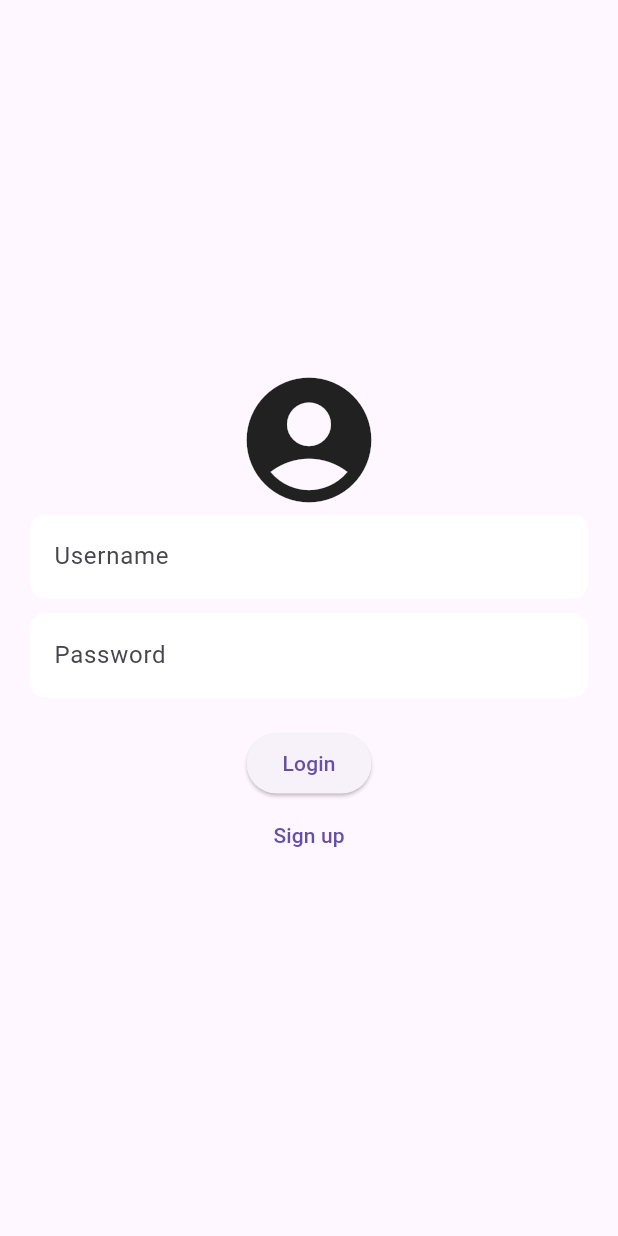
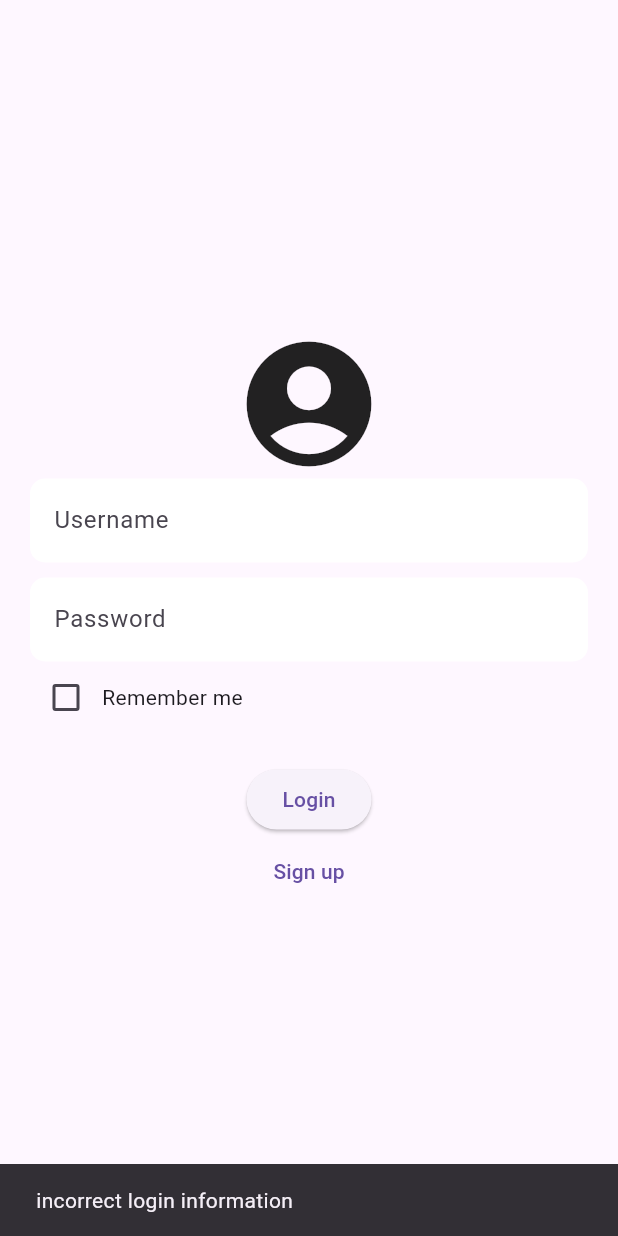
Before and after one commit to Zade19/gradd, a Flutter app: the screen it shows after launch, after a tap on "Login", on a phone screen of 412 x 824 dp. Run offline on Flutter 3.47's test engine with Material 3 defaults, Android fonts, the phone set to English and light mode, and no system bars; our stand-ins replace firebase_core, firebase_messaging, parse_server_sdk_flutter, shared_preferences; accounts and stored records are empty; network calls fail.

Commit message:
comments adn shit

```diff
--- a/gradd/lib/database.dart
+++ b/gradd/lib/database.dart
@@ -1,20 +1,22 @@
-import 'package:firebase_core/firebase_core.dart';
-import 'package:firebase_messaging/firebase_messaging.dart';
 import 'package:parse_server_sdk_flutter/parse_server_sdk_flutter.dart';
 
-class Back4app{
+class Back4app
+{
   static const String _baseUrl = "https://parseapi.back4app.com/classes/";
 
   static Future<void> initializeParse() async
-  {
-    //FirebaseMessaging messaging = FirebaseMessaging.instance;
-    //String? token = await messaging.getToken();
+  {//connect to our parse server running on back4app
     const String appId = 'vsygoeJ7t6A7DRNxCqPeWPit94y3YNHmh5VhllOl';
     const String clientKey = 'j0fnJLJnzRc99kydpLLa0INg59NX6aEEhCyFtz2N';
     const String serverUrl = 'https://parseapi.back4app.com';
-    await Parse().initialize(appId, serverUrl, clientKey: clientKey, autoSendSessionId: true);
-    //await Firebase.initializeApp();
+    await Parse().initialize(
+        appId, serverUrl, clientKey: clientKey, autoSendSessionId: true);
+  }
+  static Future<void> installation(String token) async
+  {
+    //create an installation object for this device and adn join the group all
     final installation = await ParseInstallation.currentInstallation();
+    installation.set<String>('deviceToken', token);
     installation.subscribeToChannel('all');
     var response =  await installation.save();
     if (response.success) {
@@ -23,5 +25,4 @@ class Back4app{
       print('Failed to save installation: ${response.error?.message}');
     }
   }
-
 }
--- a/gradd/lib/sign_in_page.dart
+++ b/gradd/lib/sign_in_page.dart
@@ -1,7 +1,7 @@
 import 'package:flutter/material.dart';
 import 'package:gradd/main_page.dart';
 import 'package:parse_server_sdk_flutter/parse_server_sdk_flutter.dart';
-
+import 'package:shared_preferences/shared_preferences.dart';
 class SignInPage extends StatefulWidget {
   const SignInPage({super.key});
 
@@ -10,10 +10,26 @@ class SignInPage extends StatefulWidget {
 }
 
 class SignInPageState extends State<SignInPage> {
-
+  @override
+  void initState() {
+    super.initState();
+    _checkRememberedUser();
+  }
+  Future<void> _checkRememberedUser() async
+  //function tests to see if there are login data saved and puts them in the text box
+  {
+    final prefs = await SharedPreferences.getInstance();
+    final savedUsername = prefs.getString('loggedInUsername');
+    final savedPassword = prefs.getString('password');
+    if (savedUsername != null && savedPassword!=null)
+    {
+      usernameController.text = savedUsername;
+      passwordController.text = savedPassword;
+    }
+  }
   final TextEditingController usernameController = TextEditingController();
   final TextEditingController passwordController = TextEditingController();
-
+  bool rememberMe = false;
   Future<void> _login() async {
     final username = usernameController.text.trim();
     final password = passwordController.text.trim();
@@ -23,13 +39,17 @@ class SignInPageState extends State<SignInPage> {
 
     final response = await login.query();
     if (response.success && response.results!.isNotEmpty) {
-      print('Login successful!');
-      // Navigator.pushNamed(context, '/mainpage');
       Navigator.push(context, MaterialPageRoute(builder: (context) => MainPage(),));
-      //todo:add the code to go  to nextpage if login is successful here
+      if (rememberMe) {
+        final prefs = await SharedPreferences.getInstance();
+        await prefs.setString('loggedInUsername', username);
+        await prefs.setString('password', password);
+      }
     } else {
-      print('Login failed!');
-      //todo:add the code for the fail whatever it is here
+      ScaffoldMessenger.of(context).showSnackBar(
+        SnackBar(content: Text("incorrect login information")),
+      );
+
     }
 
 
@@ -54,6 +74,19 @@ class SignInPageState extends State<SignInPage> {
               decoration: InputDecoration(labelText: 'Password'),
               obscureText: true,
             ),
+            Row(
+              children: [
+                Checkbox(
+                  value: rememberMe,
+                  onChanged: (bool? value) {
+                    setState(() {
+                      rememberMe = value ?? false;
+                    });
+                  },
+                ),
+                Text('Remember me'),
+              ],
+            ),
             SizedBox(height: 20),
             ElevatedButton(
               onPressed: _login,
--- a/gradd/lib/sign_up_page.dart
+++ b/gradd/lib/sign_up_page.dart
@@ -35,7 +35,7 @@ class SignUpPageState extends State<SignUpPage> {
     if (password != confirmPassword) {
       ScaffoldMessenger.of(context).showSnackBar(
         SnackBar(content: Text("Passwords do not match!")),
-      );//todo: make a different method to notify the user
+      );
       return;
     }
 
--- a/gradd/pubspec.yaml
+++ b/gradd/pubspec.yaml
@@ -38,6 +38,7 @@ dependencies:
   firebase_core: ^3.13.0
   firebase_messaging: ^15.2.5
   flutter_local_notifications: ^18.0.1
+  shared_preferences: ^2.2.2
 dev_dependencies:
   flutter_test:
     sdk: flutter
```
Also changed, not shown: gradd/lib/services/firebase_messaging.dart (+6 -9 lines), gradd/pubspec.lock, 1 other file.
